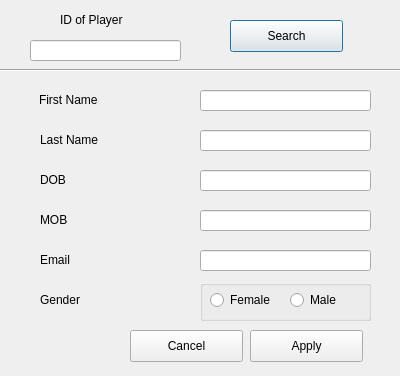
First picture: the form in editplayerdiag.ui, repository stefanmarjanovic/Comp, before the edit.
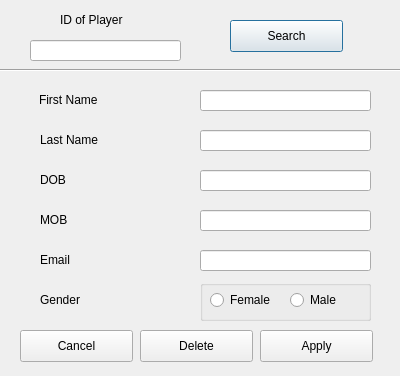
Second picture: the form after the edit.

Patch:
```diff
--- a/editplayerdiag.ui
+++ b/editplayerdiag.ui
@@ -85,7 +85,7 @@
   <widget class="QPushButton" name="apply">
    <property name="geometry">
     <rect>
-     <x>250</x>
+     <x>260</x>
      <y>330</y>
      <width>113</width>
      <height>32</height>
@@ -110,7 +110,7 @@
   <widget class="QPushButton" name="cancel">
    <property name="geometry">
     <rect>
-     <x>130</x>
+     <x>20</x>
      <y>330</y>
      <width>113</width>
      <height>32</height>
@@ -282,6 +282,22 @@
     <bool>false</bool>
    </property>
   </widget>
+  <widget class="QPushButton" name="deleteButton">
+   <property name="geometry">
+    <rect>
+     <x>140</x>
+     <y>330</y>
+     <width>113</width>
+     <height>32</height>
+    </rect>
+   </property>
+   <property name="autoFillBackground">
+    <bool>true</bool>
+   </property>
+   <property name="text">
+    <string>Delete</string>
+   </property>
+  </widget>
  </widget>
  <resources/>
  <connections/>
```
